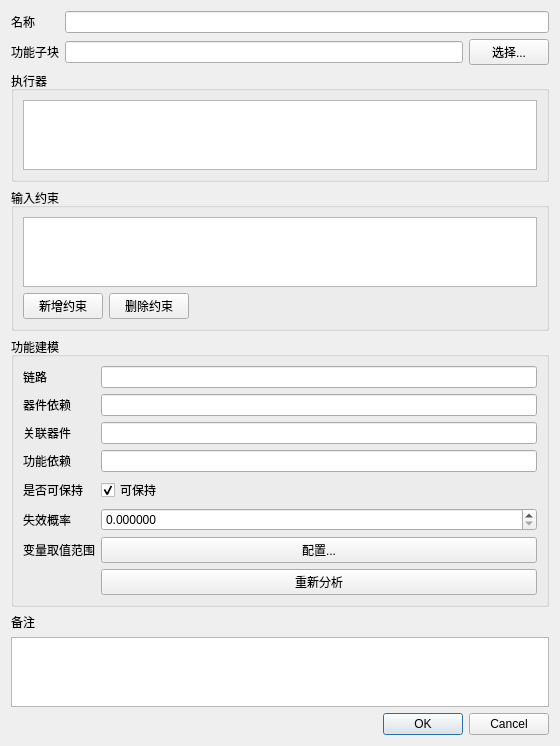
lushisongicloud/T-Designer, file widget/functioneditdialog.ui: the form before one commit.
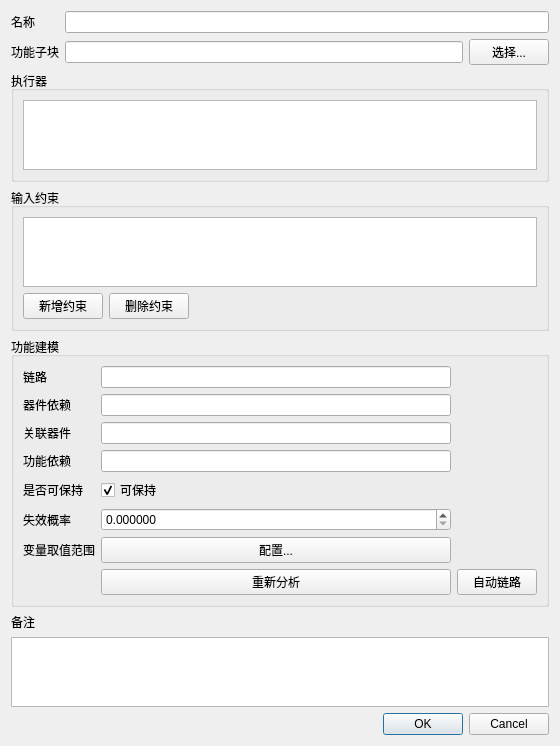
The form after the commit.

Patch:
```diff
--- a/widget/functioneditdialog.ui
+++ b/widget/functioneditdialog.ui
@@ -215,6 +215,13 @@
         </property>
        </widget>
       </item>
+     <item row="7" column="2">
+      <widget class="QPushButton" name="btnAutoLink">
+       <property name="text">
+        <string>自动链路</string>
+       </property>
+      </widget>
+     </item>
      </layout>
     </widget>
    </item>
```
Lines whose indentation alone changed are shown as unchanged.
